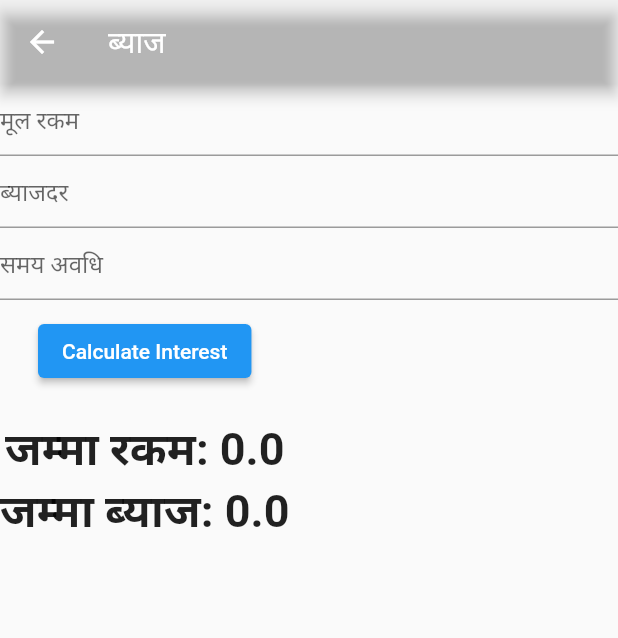
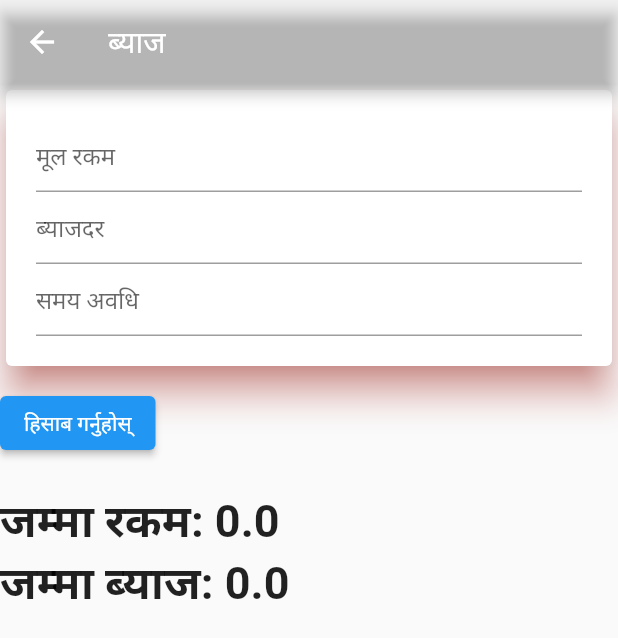
Before and after one commit to codeplus1/solution, a Flutter app: the VillageInterest screen opened by its route, on a phone screen of 412 x 824 dp. Shown: the top 638 px of the screen. Run offline on Flutter 3.47's test engine with Material 2 defaults, Android fonts, the phone set to English and light mode, and no system bars.

Commit message:
village interest.dart

```diff
--- a/lib/pages/village.dart
+++ b/lib/pages/village.dart
@@ -31,11 +31,23 @@ class _VillageInterestState extends State<VillageInterest> {
         child: Column(
           crossAxisAlignment: CrossAxisAlignment.start,
           children: [
-            textEntry('मूल रकम ', principle),
-            textEntry('ब्याजदर', rate),
-            textEntry('समय अवधि', time),
+            Card(
+              elevation: 10,
+              shadowColor: Colors.red,
+              child: Padding(
+                padding: const EdgeInsets.all(20),
+                child: Column(
+                  children: [
+                    textEntry('मूल रकम ', principle),
+                    textEntry('ब्याजदर', rate),
+                    textEntry('समय अवधि', time),
+                  ],
+                ),
+              ),
+            ),
             SizedBox(height: 10),
             Column(
+              crossAxisAlignment: CrossAxisAlignment.start,
               children: [
                 ElevatedButton(
                   onPressed: () {
@@ -47,7 +59,7 @@ class _VillageInterestState extends State<VillageInterest> {
                     Text(jb.toString());
                     setState(() {});
                   },
-                  child: Text('Calculate Interest'),
+                  child: Text('हिसाब गर्नुहोस्'),
                 ),
                 SizedBox(
                   height: 20,
```
